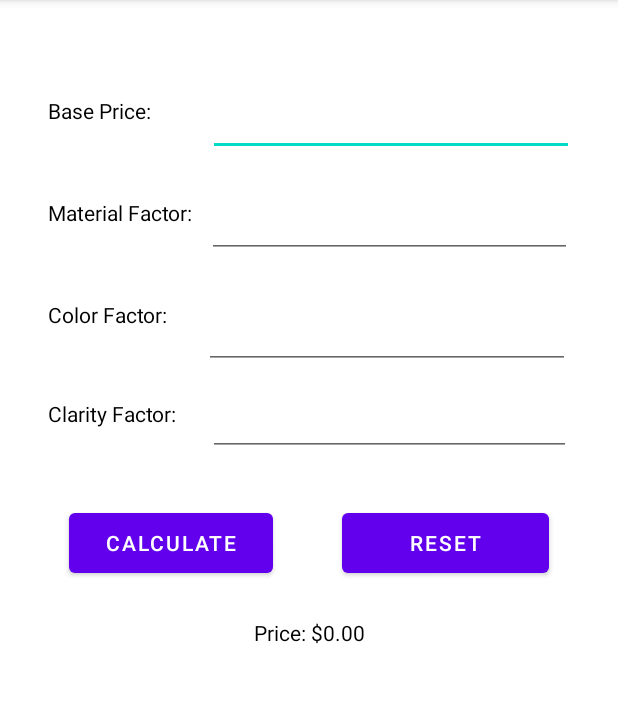
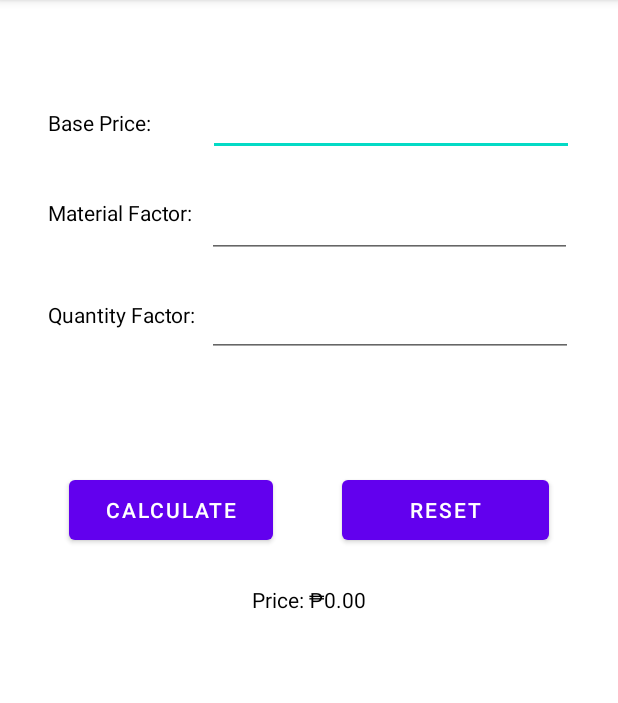
Before and after one commit to lorainesinadjan/Exquisweet, an Android app: the Custom screen opened directly, with no data from a screen before it, after a tap on "RESET", on a phone screen of 412 x 824 dp, the part 84-787 px from its top. Run offline under Robolectric (Android 15) with nearby library versions, the phone set to English and light mode, and no system bars; 1 other tap on this screen came first.

Commit message:
Initial Commit

```diff
--- a/app/src/main/java/com/example/forevergems/Custom.java
+++ b/app/src/main/java/com/example/forevergems/Custom.java
@@ -12,8 +12,7 @@ import android.os.Bundle;
 public class Custom extends AppCompatActivity {
     private EditText basePriceInput;
     private EditText materialFactorInput;
-    private EditText colorFactorInput;
-    private EditText clarityFactorInput;
+    private EditText quantityFactorInput;
     private TextView priceOutput;
 
     @Override
@@ -22,8 +21,7 @@ public class Custom extends AppCompatActivity {
         setContentView(R.layout.activity_customize);
         basePriceInput = findViewById(R.id.base_price_input);
         materialFactorInput = findViewById(R.id.material_factor_input);
-        colorFactorInput = findViewById(R.id.color_factor_input);
-        clarityFactorInput = findViewById(R.id.clarity_factor_input);
+        quantityFactorInput = findViewById(R.id.color_factor_input);
         priceOutput = findViewById(R.id.price_output);
         Button calculateButton = findViewById(R.id.calculate_button);
         calculateButton.setOnClickListener(new View.OnClickListener() {
@@ -31,10 +29,9 @@ public class Custom extends AppCompatActivity {
             public void onClick(View view) {
                 double basePrice = Double.parseDouble(basePriceInput.getText().toString());
                 double materialFactor = Double.parseDouble(materialFactorInput.getText().toString());
-                double colorFactor = Double.parseDouble(colorFactorInput.getText().toString());
-                double clarityFactor = Double.parseDouble(clarityFactorInput.getText().toString());
-                double price = basePrice * materialFactor * colorFactor * clarityFactor;
-                priceOutput.setText(String.format("Price: $%.2f", price));
+                double quantityFactor = Double.parseDouble(quantityFactorInput.getText().toString());
+                double price = basePrice * materialFactor * quantityFactor;
+                priceOutput.setText(String.format("Price: ₱%.2f", price));
             }
         });
         Button resetButton = findViewById(R.id.reset_button);
@@ -43,9 +40,8 @@ public class Custom extends AppCompatActivity {
             public void onClick(View view) {
                 basePriceInput.setText("");
                 materialFactorInput.setText("");
-                colorFactorInput.setText("");
-                clarityFactorInput.setText("");
-                priceOutput.setText("Price: $0.00");
+                quantityFactorInput.setText("");
+                priceOutput.setText("Price: ₱0.00");
             }
         });
     }
--- a/app/src/main/res/layout/activity_customize.xml
+++ b/app/src/main/res/layout/activity_customize.xml
@@ -12,7 +12,7 @@
         android:layout_width="wrap_content"
         android:layout_height="wrap_content"
         android:layout_marginStart="32dp"
-        android:layout_marginTop="64dp"
+        android:layout_marginTop="72dp"
         android:text="Base Price: "
         android:textColor="@color/black"
         app:layout_constraintStart_toStartOf="parent"
@@ -57,7 +57,7 @@
         android:layout_height="wrap_content"
         android:layout_marginStart="32dp"
         android:layout_marginTop="28dp"
-        android:text="Color Factor: "
+        android:text="Quantity Factor: "
         android:textColor="@color/black"
         app:layout_constraintStart_toStartOf="parent"
         app:layout_constraintTop_toBottomOf="@id/material_factor_input" />
@@ -66,61 +66,39 @@
         android:id="@+id/color_factor_input"
         android:layout_width="244dp"
         android:layout_height="46dp"
-        android:layout_marginTop="28dp"
-        android:inputType="numberDecimal"
-        app:layout_constraintEnd_toEndOf="parent"
-        app:layout_constraintHorizontal_bias="0.388"
-        app:layout_constraintStart_toEndOf="@id/color_factor_label"
-        app:layout_constraintTop_toBottomOf="@id/material_factor_input" />
-
-    <TextView
-        android:id="@+id/clarity_factor_label"
-        android:layout_width="wrap_content"
-        android:layout_height="wrap_content"
-        android:layout_marginStart="32dp"
-        android:layout_marginTop="20dp"
-        android:text="Clarity Factor: "
-        android:textColor="@color/black"
-        app:layout_constraintStart_toStartOf="parent"
-        app:layout_constraintTop_toBottomOf="@id/color_factor_input" />
-
-    <EditText
-        android:id="@+id/clarity_factor_input"
-        android:layout_width="242dp"
-        android:layout_height="38dp"
         android:layout_marginTop="20dp"
         android:inputType="numberDecimal"
         app:layout_constraintEnd_toEndOf="parent"
-        app:layout_constraintHorizontal_bias="0.355"
-        app:layout_constraintStart_toEndOf="@id/clarity_factor_label"
-        app:layout_constraintTop_toBottomOf="@id/color_factor_input" />
+        app:layout_constraintHorizontal_bias="0.121"
+        app:layout_constraintStart_toEndOf="@id/color_factor_label"
+        app:layout_constraintTop_toBottomOf="@id/material_factor_input" />
 
     <Button
         android:id="@+id/calculate_button"
         android:layout_width="136dp"
         android:layout_height="52dp"
-        android:layout_marginTop="32dp"
+        android:layout_marginTop="76dp"
         android:text="Calculate"
         app:layout_constraintEnd_toStartOf="@id/reset_button"
         app:layout_constraintStart_toStartOf="parent"
-        app:layout_constraintTop_toBottomOf="@id/clarity_factor_input" />
+        app:layout_constraintTop_toBottomOf="@+id/color_factor_input"/>
 
     <Button
         android:id="@+id/reset_button"
         android:layout_width="138dp"
         android:layout_height="52dp"
-        android:layout_marginTop="32dp"
+        android:layout_marginTop="76dp"
         android:text="Reset"
         app:layout_constraintEnd_toEndOf="parent"
         app:layout_constraintStart_toEndOf="@id/calculate_button"
-        app:layout_constraintTop_toBottomOf="@id/clarity_factor_input" />
+        app:layout_constraintTop_toBottomOf="@+id/color_factor_input"/>
 
     <TextView
         android:id="@+id/price_output"
         android:layout_width="wrap_content"
         android:layout_height="wrap_content"
         android:layout_marginTop="24dp"
-        android:text="Price: ₱0.00"
+        android:text="Wholesale Price: ₱0.00"
         android:textColor="@color/black"
         android:textAlignment="center"
         app:layout_constraintEnd_toEndOf="parent"
--- a/app/src/main/res/raw/rings.csv
+++ b/app/src/main/res/raw/rings.csv
@@ -1,6 +1,6 @@
 Index,Ring
-1,Gold Ring $₱000
+1,Gold Ring $₱3000
 2,Silver Ring ₱1200
-3,Diamond Ring ₱3500
+3,Diamond Ring ₱5000
 4,Ruby Ring ₱4500
 5,Sapphire Ring ₱2000
```
